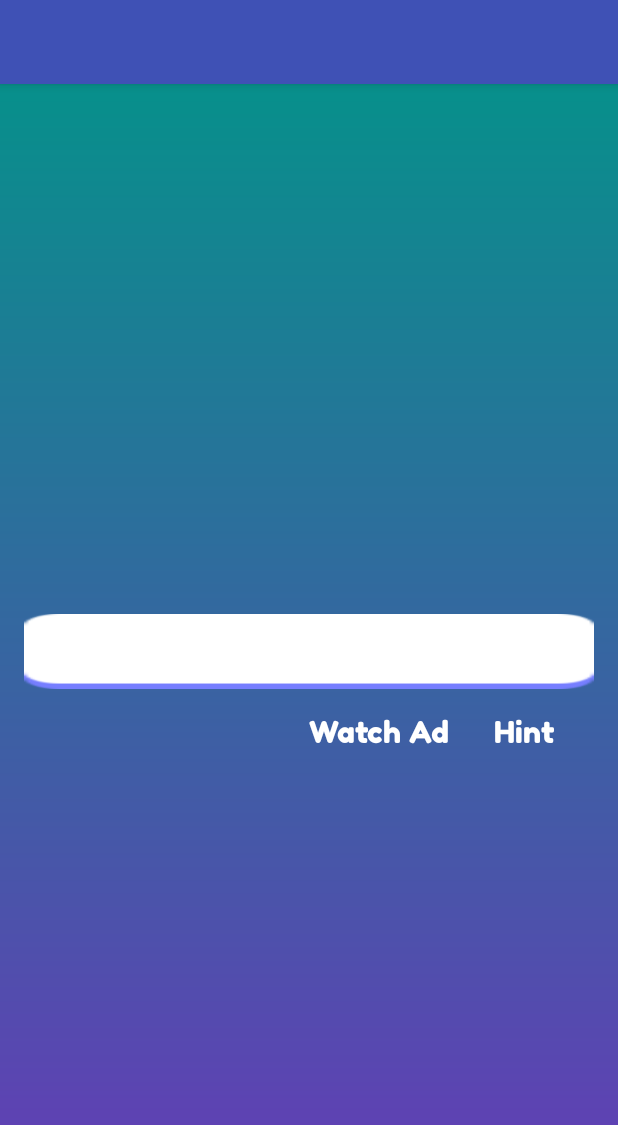
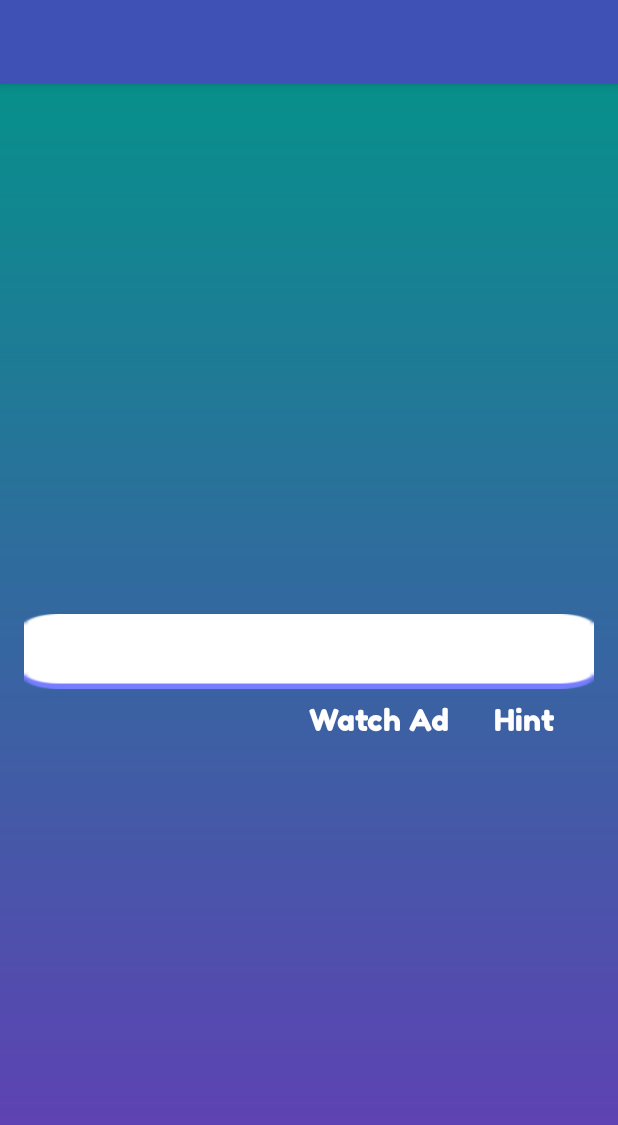
Before and after one commit to meicaljohnjones/threeoutoffour, an Android app: the layout activity_game.xml on its own in the app's theme, with its tools: preview values and no code run, on a phone screen of 412 x 824 dp. Shown: the top 1125 px of the screen. Run offline under Robolectric (Android 15) with nearby library versions, the light colour scheme and no system bars.

Commit message:
Reorg layout a bit

```diff
--- a/app/src/main/res/layout/activity_game.xml
+++ b/app/src/main/res/layout/activity_game.xml
@@ -131,7 +131,7 @@
         app:layout_constraintTop_toBottomOf="@+id/editText"
         app:layout_constraintHorizontal_chainStyle="packed"
 
-        android:layout_marginTop="16dp"
+        android:layout_marginTop="8dp"
         android:layout_marginLeft="16dp"
         />
 
@@ -147,6 +147,7 @@
         android:textSize="20sp"
         app:layout_constraintStart_toEndOf="@+id/textTitle"
         app:layout_constraintTop_toTopOf="@+id/textTitle"
+        android:layout_marginLeft="16dp"
         />
 
     <TextView
```
